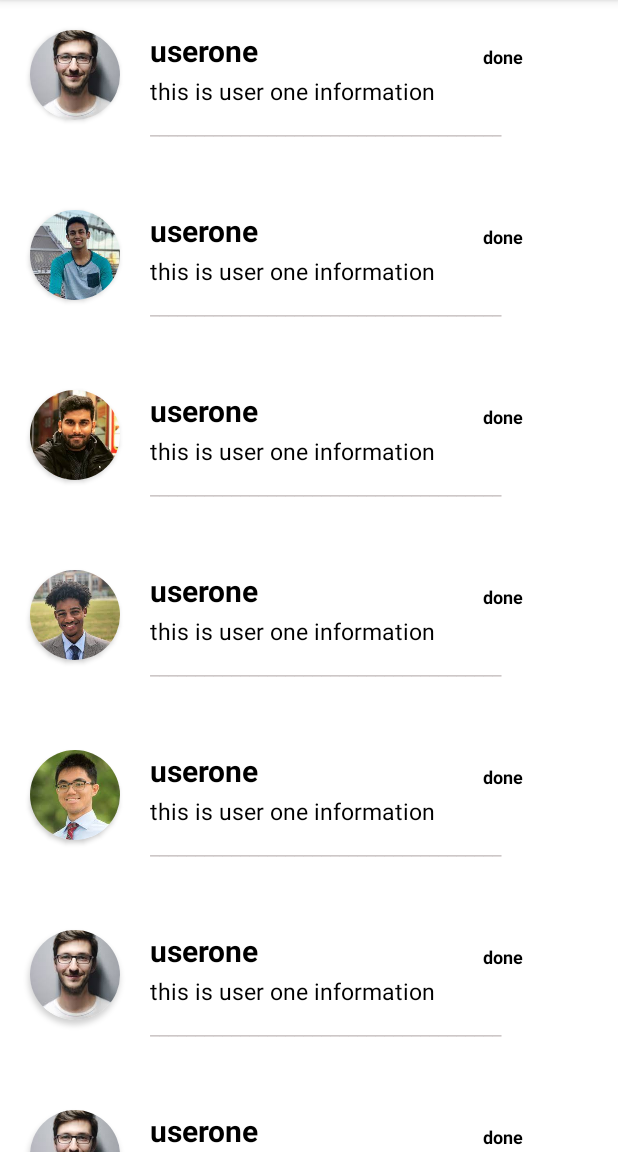
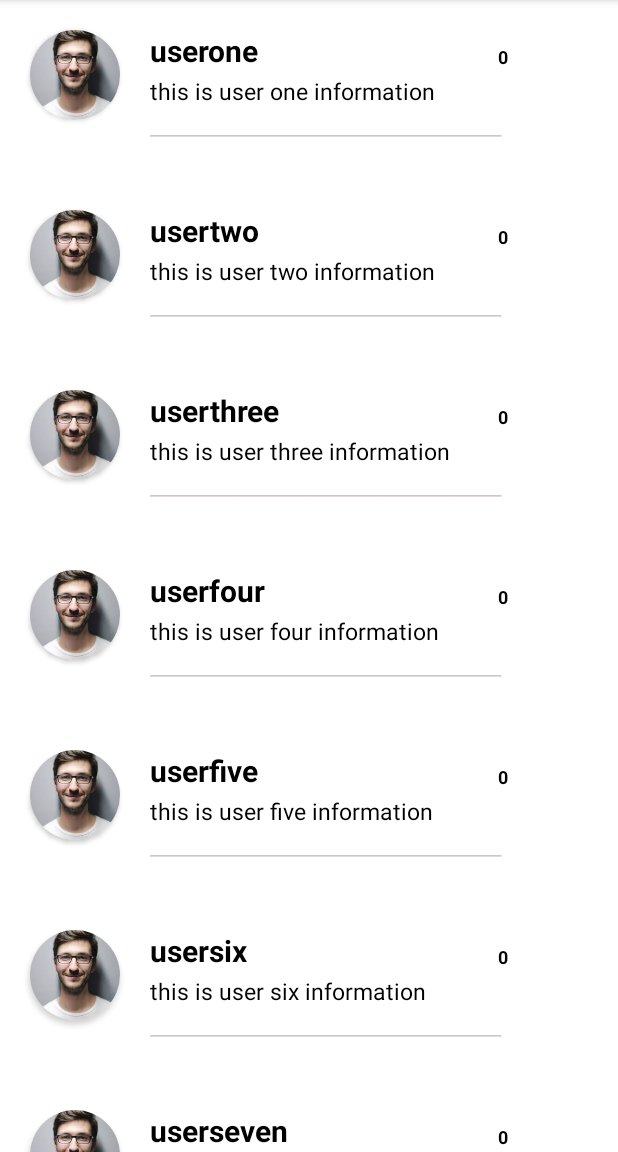
Before and after one commit to AAMNATARIQ/QuranRecordApplication, an Android app: the screen it shows after launch (d4), after a tap on "Students", on a phone screen of 412 x 824 dp, the part 84-1236 px from its top. Run offline under Robolectric (Android 15) with nearby library versions, the phone set to English and light mode, and no system bars.

Commit message:
making and adding data to table

```diff
--- a/app/src/main/java/amnatariq/org/myquranapplication/Adapter.java
+++ b/app/src/main/java/amnatariq/org/myquranapplication/Adapter.java
@@ -1,6 +1,5 @@
 package amnatariq.org.myquranapplication;
 
-import android.content.Intent;
 import android.view.LayoutInflater;
 import android.view.View;
 import android.view.ViewGroup;
@@ -33,13 +32,14 @@ public class Adapter extends RecyclerView.Adapter<Adapter.ViewHolder> {
     @Override
     public void onBindViewHolder(@NonNull Adapter.ViewHolder holder, int position) {
 
-        int resource = userList.get(position).getImageview1();
-        String name = userList.get(position).getTextview1();
-        String msg = userList.get(position).getTextview2();
-        String status = userList.get(position).getTextview3();
+        //int resource = userList.get(position).getImageview1();
+        String name = userList.get(position).getStudentName();
+        String msg = userList.get(position).getStudentDept();
+        String status = userList.get(position).getIncorrectSabak();
         String line = userList.get(position).getDivider();
 
-        holder.setData(resource,name,msg,status,line);
+        holder.setData(name,msg,status,line);
+        //holder.setData(resource,name,msg,status,line);
     }
 
     @Override
@@ -82,8 +82,8 @@ public class Adapter extends RecyclerView.Adapter<Adapter.ViewHolder> {
 
         }
 
-        public void setData(int resource, String name, String msg, String status, String line) {
-           imageView.setImageResource(resource);
+        public void setData(String name, String msg, String status, String line) {
+           //imageView.setImageResource(resource);
             textView1.setText(name);
             textView3.setText(msg);
             textView2.setText(status);
--- a/app/src/main/java/amnatariq/org/myquranapplication/DbHelper.java
+++ b/app/src/main/java/amnatariq/org/myquranapplication/DbHelper.java
@@ -4,38 +4,141 @@ import android.content.Context;
 import android.database.sqlite.SQLiteDatabase;
 import android.database.sqlite.SQLiteOpenHelper;
 
+
+import android.content.ContentValues;
+import android.content.Context;
+import android.database.Cursor;
+import android.database.sqlite.SQLiteDatabase;
+import android.database.sqlite.SQLiteOpenHelper;
+import android.widget.Toast;
+
+//import amnatariq.org.myquranapplication
+
 import androidx.annotation.Nullable;
 
+import java.util.ArrayList;
+
 public class DbHelper extends SQLiteOpenHelper {
-    private static final String DATABASE_NAME ="MyDB.db";
-    private static final int DATABASE_VERSION =1;
 
-    private SQLiteDatabase db;
+        public static final String STUDENT_NAME = "STUDENT_NAME";
 
-    @Override
-    public void onCreate(SQLiteDatabase db) {
-        //String createTableStatement = "CREATE TABLE USERSTUDENT_TABLE( StudentId Integer PRIMARY KEY AUTOINCREMENT,"
-        this.db =db;
-//        final String SQL_CREATE_QUESTIONS_TABLE = "CREATE TABLE "+
-//                UserStudent_TABLE + " ( " +
-//                QuestionsTable._ID + " INTEGER PRIMARY KEY AUTOINCREMENT, "+
-//                QuestionsTable.COLUMN_QUESTION + " TEXT, " +
-//                QuestionsTable.COLUMN_OPTION1 + " TEXT, " +
-//                QuestionsTable.COLUMN_OPTION2 + " TEXT, " +
-//                QuestionsTable.COLUMN_OPTION3 + " TEXT, " +
-//                QuestionsTable.COLUMN_ANSWER + " TEXT, " +
-//                QuestionsTable.COLUMN_MYANSWER + " TEXT" + ")";
-//
-//        db.execSQL(SQL_CREATE_QUESTIONS_TABLE);
-//        fillQuestionsTable();
-    }
+        public static final String STUDENT_PIC = "STUDENT_PIC";
 
-    @Override
-    public void onUpgrade(SQLiteDatabase db, int oldVersion, int newVersion) {
+        public static final String STUDENT_DEPT = "STUDENT_DEPT";
+        public static final String STUDENT_ID = "STUDENT_ID";
+        public static final String SABAK = "SABAK";
+        public static final String SABKI = "SABKI";
+        public static final String MANZIL = "MANZIL";
+
+        public static final String SABAK_ST = "SABAK_ST";
+        public static final String SABKI_ST= "SABKI_ST";
+        public static final String MANZIL_ST = "MANZIL_ST";
+
+        public static final String SABAK_IC = "SABAK_IC";
+        public static final String SABKI_IC = "SABKI_IC";
+        public static final String MANZIL_IC = "MANZIL_IC";
+
+        public static final String DIVIDER_IC = "DIVIDER_IC";
+
+        public static final String LEARNING_TABLE = "LEARNING_TABLE";
+
+        public DbHelper(@Nullable Context context) {
+
+            super(context, "MyDb.db", null, 4);
+        }
+
+        @Override
+        public void onCreate(SQLiteDatabase sqLiteDatabase) {
+            String createTableSTatement = "CREATE TABLE " + LEARNING_TABLE + "(" + STUDENT_ID +
+                    " Integer PRIMARY KEY AUTOINCREMENT, " +
+                    STUDENT_NAME + " Text, "+ STUDENT_PIC + " Int, "+ STUDENT_DEPT + " Text, " + SABAK + " Int, " +SABKI + " Int, " +
+                    MANZIL + " Int, " +SABAK_ST + " BOOL, " +SABKI_ST + " BOOL, " +MANZIL_ST + " BOOL, " +
+                    SABAK_IC + " Text, " +SABKI_IC + " Text, " +MANZIL_IC + " Text) ";
+
+            sqLiteDatabase.execSQL(createTableSTatement);
+            System.out.println("db made successfully");
+        }
+
+        @Override
+        public void onUpgrade(SQLiteDatabase sqLiteDatabase, int i, int i1) {
+
+        }
+
+
+        public void addStudent(ModalClass lm ) {
+            SQLiteDatabase db = this.getWritableDatabase();
+            //Hash map, as we did in bundles
+            ContentValues cv = new ContentValues();
+
+
+            cv.put(STUDENT_NAME, lm.getStudentName());
+
+            cv.put(STUDENT_PIC,lm.getPic());
+
+            cv.put(STUDENT_DEPT, lm.getStudentDept());
+
+            cv.put(SABAK, lm.getSabak());
+            cv.put(SABKI, lm.getSabki());
+            cv.put(MANZIL, lm.getManzil());
+
+            cv.put(SABAK_ST, lm.isSabakStatus());
+            cv.put(SABKI_ST, lm.isSabkiStatus());
+            cv.put(MANZIL_ST, lm.isManzilStatus());
+
+            cv.put(SABAK_IC, lm.getIncorrectSabak());
+            cv.put(SABKI_IC, lm.getIncorrectSabki());
+            cv.put(MANZIL_IC, lm.getIncorrectMazil());
+
+            cv.put(DIVIDER_IC,lm.getDivider());
+
+            db.insert(LEARNING_TABLE, null, cv);
+            db.close();
+        }
+
+        public ArrayList<ModalClass> getAllStudents() {
+
+            SQLiteDatabase db = this.getReadableDatabase();
+
+            Cursor cursorStd = db.rawQuery("SELECT * FROM " + LEARNING_TABLE, null);
+
+            ArrayList<ModalClass> studentArrayList = new ArrayList<>();
+
+            // moving our cursor to first position.
+            if (cursorStd.moveToFirst()) {
+                do {
+
+                    studentArrayList.add(new ModalClass(cursorStd.getString(1),cursorStd.getInt(2),
+                            cursorStd.getString(3),cursorStd.getInt(4),cursorStd.getInt(5) == 1 ? true : false,
+                            cursorStd.getInt(6),cursorStd.getInt(7) == 1 ? true : false,cursorStd.getInt(8),
+                            cursorStd.getInt(9) == 1 ? true : false,cursorStd.getString(10),cursorStd.getString(11),
+                            cursorStd.getString(12),cursorStd.getString(13)));
+                } while (cursorStd.moveToNext());
+
+            }
+
+            cursorStd.close();
+            return studentArrayList;
+        }
+
+        public ModalClass getStudent(String name) {
+
+            SQLiteDatabase db = this.getReadableDatabase();
+
+            Cursor cursorStd = db.rawQuery("select * from "+ LEARNING_TABLE +" WHERE "+ STUDENT_NAME
+                    + "= ?",new String[]{ name });
+            System.out.println("Herer");
+            System.out.println(cursorStd);
+            ModalClass student1;
+            cursorStd.moveToFirst();
+            student1 = new ModalClass(cursorStd.getString(1),cursorStd.getInt(2),
+                    cursorStd.getString(3), cursorStd.getInt(4), cursorStd.getInt(5) == 1 ? true : false,
+                    cursorStd.getInt(6), cursorStd.getInt(7) == 1 ? true : false, cursorStd.getInt(8),
+                    cursorStd.getInt(9) == 1 ? true : false, cursorStd.getString(10), cursorStd.getString(11),
+                    cursorStd.getString(12),cursorStd.getString(13));
+
+
+            cursorStd.close();
+            return student1;
+        }
 
     }
-    public DbHelper(@Nullable Context context)
-    {
-        super(context,"MyDB.db",null,1);
-    }
-}
--- a/app/src/main/java/amnatariq/org/myquranapplication/ModalClass.java
+++ b/app/src/main/java/amnatariq/org/myquranapplication/ModalClass.java
@@ -1,51 +1,121 @@
 package amnatariq.org.myquranapplication;
 
 public class ModalClass {
-    private int imageview1;
-    private String textview1;
-    private String textview2;
-    private String textview3;
+//    private int imageview1;
+//    private String textview1;
+//    private String textview2;
+//    private String textview3;
+//    private String divider;
+//
+//    ModalClass(int imageview1,String textview1,String textview2,String textview3,String divider)
+//    {
+//        this.imageview1=imageview1;
+//        this.textview1=textview1;
+//        this.textview2=textview2;
+//        this.textview3=textview3;
+//        this.divider = divider;
+//    }
+//
+//    public int getImageview1() {
+//        return imageview1;
+//    }
+//
+//    public void setImageview1(int imageview1) {
+//        this.imageview1 = imageview1;
+//    }
+//
+//    public String getTextview1() {
+//        return textview1;
+//    }
+//
+//    public void setTextview1(String textview1) {
+//        this.textview1 = textview1;
+//    }
+//
+//    public String getTextview2() {
+//        return textview2;
+//    }
+//
+//    public void setTextview2(String textview2) {
+//        this.textview2 = textview2;
+//    }
+//
+//    public String getTextview3() {
+//        return textview3;
+//    }
+//
+//    public void setTextview3(String textview3) {
+//        this.textview3 = textview3;
+//    }
+//
+//    public String getDivider() {
+//        return divider;
+//    }
+//
+//    public void setDivider(String divider) {
+//        this.divider = divider;
+//    }
+
+
+    private String studentName;
+
+    private int pic;
+
+    private String studentDept;
+
+    private int sabak;
+    private boolean sabakStatus;
+
+    private int sabki;
+    private boolean sabkiStatus;
+
+    private int manzil;
+    private boolean manzilStatus;
+
+    private String incorrectSabak;
+    private String incorrectSabki;
+    private String incorrectMazil;
+
     private String divider;
 
-    ModalClass(int imageview1,String textview1,String textview2,String textview3,String divider)
-    {
-        this.imageview1=imageview1;
-        this.textview1=textview1;
-        this.textview2=textview2;
-        this.textview3=textview3;
-        this.divider = divider;
+    public ModalClass(String studentName,int pic,String studentDept, int sabak, boolean sabakStatus, int sabki, boolean sabkiStatus, int manzil, boolean manzilStatus, String incorrectSabak, String incorrectSabki, String incorrectMazil,String divider ) {
+        this.studentName = studentName;
+        this.pic = pic;
+        this.studentDept=studentDept;
+        this.sabak = sabak;
+        this.sabakStatus = sabakStatus;
+        this.sabki = sabki;
+        this.sabkiStatus = sabkiStatus;
+        this.manzil = manzil;
+        this.manzilStatus = manzilStatus;
+        this.incorrectSabak = incorrectSabak;
+        this.incorrectSabki = incorrectSabki;
+        this.incorrectMazil = incorrectMazil;
+        this.divider=divider;
     }
 
-    public int getImageview1() {
-        return imageview1;
+    public int getPic() {
+        return pic;
     }
 
-    public void setImageview1(int imageview1) {
-        this.imageview1 = imageview1;
+    public void setPic(int pic) {
+        this.pic = pic;
     }
 
-    public String getTextview1() {
-        return textview1;
+    public String getStudentName() {
+        return studentName;
     }
 
-    public void setTextview1(String textview1) {
-        this.textview1 = textview1;
+    public void setStudentName(String studentName) {
+        this.studentName = studentName;
     }
 
-    public String getTextview2() {
-        return textview2;
+    public String getStudentDept() {
+        return studentDept;
     }
 
-    public void setTextview2(String textview2) {
-        this.textview2 = textview2;
-    }
-
-    public String getTextview3() {
-        return textview3;
-    }
-
-    public void setTextview3(String textview3) {
-        this.textview3 = textview3;
+    public void setStudentDept(String studentDept) {
+        this.studentDept = studentDept;
     }
 
     public String getDivider() {
@@ -55,4 +125,96 @@ public class ModalClass {
     public void setDivider(String divider) {
         this.divider = divider;
     }
+
+    public int getSabak() {
+        return sabak;
+    }
+
+    public void setSabak(int sabak) {
+        this.sabak = sabak;
+    }
+
+    public boolean isSabakStatus() {
+        return sabakStatus;
+    }
+
+    public void setSabakStatus(boolean sabakStatus) {
+        this.sabakStatus = sabakStatus;
+    }
+
+    public int getSabki() {
+        return sabki;
+    }
+
+    public void setSabki(int sabki) {
+        this.sabki = sabki;
+    }
+
+    public boolean isSabkiStatus() {
+        return sabkiStatus;
+    }
+
+    public void setSabkiStatus(boolean sabkiStatus) {
+        this.sabkiStatus = sabkiStatus;
+    }
+
+    public int getManzil() {
+        return manzil;
+    }
+
+    public void setManzil(int manzil) {
+        this.manzil = manzil;
+    }
+
+    public boolean isManzilStatus() {
+        return manzilStatus;
+    }
+
+    public void setManzilStatus(boolean manzilStatus) {
+        this.manzilStatus = manzilStatus;
+    }
+
+    public String getIncorrectSabak() {
+        return incorrectSabak;
+    }
+
+    public void setIncorrectSabak(String incorrectSabak) {
+        this.incorrectSabak = incorrectSabak;
+    }
+
+    public String getIncorrectSabki() {
+        return incorrectSabki;
+    }
+
+    public void setIncorrectSabki(String incorrectSabki) {
+        this.incorrectSabki = incorrectSabki;
+    }
+
+    public String getIncorrectMazil() {
+        return incorrectMazil;
+    }
+
+    public void setIncorrectMazil(String incorrectMazil) {
+        this.incorrectMazil = incorrectMazil;
+    }
+
+
+    @Override
+    //string pic +divider
+    public String toString() {
+        return "LearningModel{" +
+                "studentName='" + studentName + '\'' +
+                ", studentDept='" + studentDept + '\'' +
+                ", sabak=" + sabak +
+                ", sabakStatus=" + sabakStatus +
+                ", sabki=" + sabki +
+                ", sabkiStatus=" + sabkiStatus +
+                ", manzil=" + manzil +
+                ", manzilStatus=" + manzilStatus +
+                ", incorrectSabak='" + incorrectSabak + '\'' +
+                ", incorrectSabki='" + incorrectSabki + '\'' +
+                ", incorrectMazil='" + incorrectMazil + '\'' +
+                '}';
+    }
+
 }
--- a/app/src/main/java/amnatariq/org/myquranapplication/d4.java
+++ b/app/src/main/java/amnatariq/org/myquranapplication/d4.java
@@ -41,19 +41,32 @@ public class d4 extends AppCompatActivity implements RecyclerViewInterface{
     }
 
     private void initData() {
+
+        ModalClass learningModel;
+        System.out.println("Model = ?");
+
+        DbHelper dbHelper = new DbHelper(d4.this);
+        dbHelper.addStudent(new ModalClass("userone",R.drawable.pic1,"this is user one information",0,false,0,false,0,false,"0","0","0","_______________________________________"));
+        dbHelper.addStudent(new ModalClass("usertwo",R.drawable.pic2,"this is user two information",0,false,0,false,0,false,"0","0","0","_______________________________________"));
+        dbHelper.addStudent(new ModalClass("userthree",R.drawable.pic3,"this is user three information",0,false,0,false,0,false,"0","0","0","_______________________________________"));
+        dbHelper.addStudent(new ModalClass("userfour",R.drawable.pic4,"this is user four information",0,false,0,false,0,false,"0","0","0","_______________________________________"));
+        dbHelper.addStudent(new ModalClass("userfive",R.drawable.pic5,"this is user five information",0,false,0,false,0,false,"0","0","0","_______________________________________"));
+        dbHelper.addStudent(new ModalClass("usersix",R.drawable.pic1,"this is user six information",0,false,0,false,0,false,"0","0","0","_______________________________________"));
+        dbHelper.addStudent(new ModalClass("userseven",R.drawable.pic2,"this is user seven information",0,false,0,false,0,false,"0","0","0","_______________________________________"));
+        dbHelper.addStudent(new ModalClass("usereight",R.drawable.pic3,"this is user eight information",0,false,0,false,0,false,"0","0","0","_______________________________________"));
+        dbHelper.addStudent(new ModalClass("usernine",R.drawable.pic4,"this is user nine information",0,false,0,false,0,false,"0","0","0","_______________________________________"));
+
+
         userList = new ArrayList<>();
-        userList.add(new ModalClass(R.drawable.pic1,"userone","this is user one information","done","_______________________________________"));
-        userList.add(new ModalClass(R.drawable.pic2,"userone","this is user one information","done","_______________________________________"));
-        userList.add(new ModalClass(R.drawable.pic3,"userone","this is user one information","done","_______________________________________"));
-        userList.add(new ModalClass(R.drawable.pic4,"userone","this is user one information","done","_______________________________________"));
-        userList.add(new ModalClass(R.drawable.pic5,"userone","this is user one information","done","_______________________________________"));
-        userList.add(new ModalClass(R.drawable.pic1,"userone","this is user one information","done","_______________________________________"));
-        userList.add(new ModalClass(R.drawable.pic1,"userone","this is user one information","done","_______________________________________"));
-        userList.add(new ModalClass(R.drawable.pic1,"userone","this is user one information","done","_______________________________________"));
-        userList.add(new ModalClass(R.drawable.pic1,"userone","this is user one information","done","_______________________________________"));
-        userList.add(new ModalClass(R.drawable.pic1,"userone","this is user one information","done","_______________________________________"));
-        userList.add(new ModalClass(R.drawable.pic1,"userone","this is user one information","done","_______________________________________"));
-        userList.add(new ModalClass(R.drawable.pic1,"userone","this is user one information","done","_______________________________________"));
+        userList.add(new ModalClass("userone",R.drawable.pic1,"this is user one information",0,false,0,false,0,false,"0","0","0","_______________________________________"));
+        userList.add(new ModalClass("usertwo",R.drawable.pic2,"this is user two information",0,false,0,false,0,false,"0","0","0","_______________________________________"));
+        userList.add(new ModalClass("userthree",R.drawable.pic3,"this is user three information",0,false,0,false,0,false,"0","0","0","_______________________________________"));
+        userList.add(new ModalClass("userfour",R.drawable.pic4,"this is user four information",0,false,0,false,0,false,"0","0","0","_______________________________________"));
+        userList.add(new ModalClass("userfive",R.drawable.pic5,"this is user five information",0,false,0,false,0,false,"0","0","0","_______________________________________"));
+        userList.add(new ModalClass("usersix",R.drawable.pic1,"this is user six information",0,false,0,false,0,false,"0","0","0","_______________________________________"));
+        userList.add(new ModalClass("userseven",R.drawable.pic2,"this is user seven information",0,false,0,false,0,false,"0","0","0","_______________________________________"));
+        userList.add(new ModalClass("usereight",R.drawable.pic3,"this is user eight information",0,false,0,false,0,false,"0","0","0","_______________________________________"));
+        userList.add(new ModalClass("usernine",R.drawable.pic4,"this is user nine information",0,false,0,false,0,false,"0","0","0","_______________________________________"));
 
     }
 
```
Also changed, not shown: app/src/main/java/amnatariq/org/myquranapplication/TableContract.java (added, +25 -0 lines), app/src/main/java/amnatariq/org/myquranapplication/UserStudent.java (deleted, +0 -130 lines), app/src/main/res/layout/activity_sabaki.xml (+13 -13 lines).
